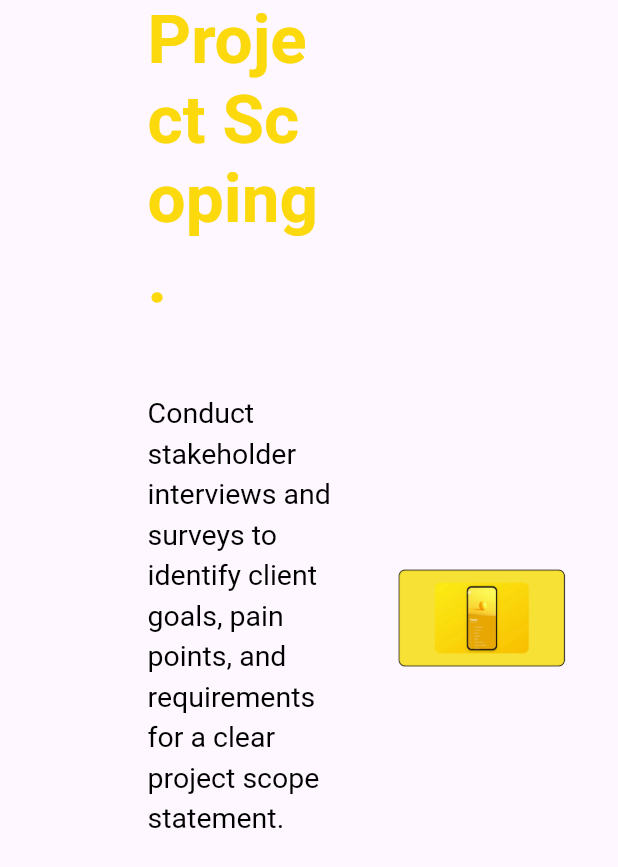
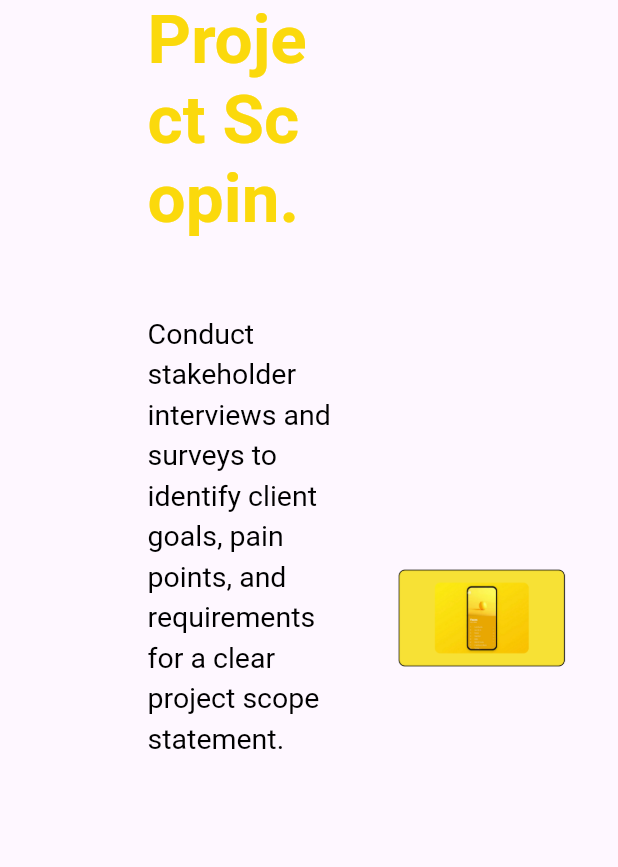
Before and after one commit to amankr00/nsapps, a Flutter app: what phase3() shows on an empty page, opened directly, on a phone screen of 412 x 824 dp. Shown: the top 867 px of the screen. Run offline on Flutter 3.47's test engine with Material 3 defaults, Android fonts, the light colour scheme and no system bars; our stand-ins replace carousel_slider, flutter_animate, flutter_svg, google_fonts, lottie, responsive_builder and 1 more; network calls fail; Roboto replaces fonts that are missing (roboto).

Commit message:
24rd Commit

```diff
--- a/lib/desktop/phase3.dart
+++ b/lib/desktop/phase3.dart
@@ -29,7 +29,7 @@ class phase3 extends StatelessWidget {
                   // TextSpan(
                   // ),
                   TextSpan(
-                    text: 'Project Scoping.',
+                    text: 'Project Scopin.',
                     style: TextStyle(
                       color: Color(0xffFBD90C),
                       fontSize: 45,
```
